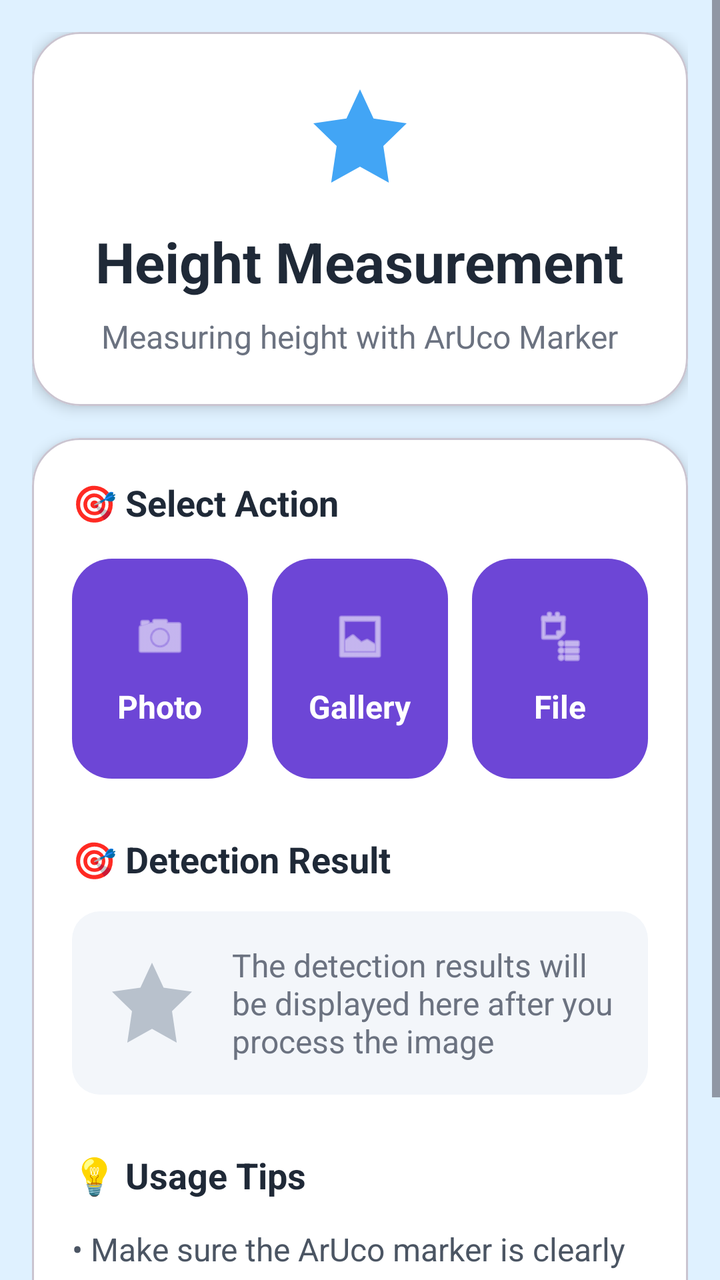
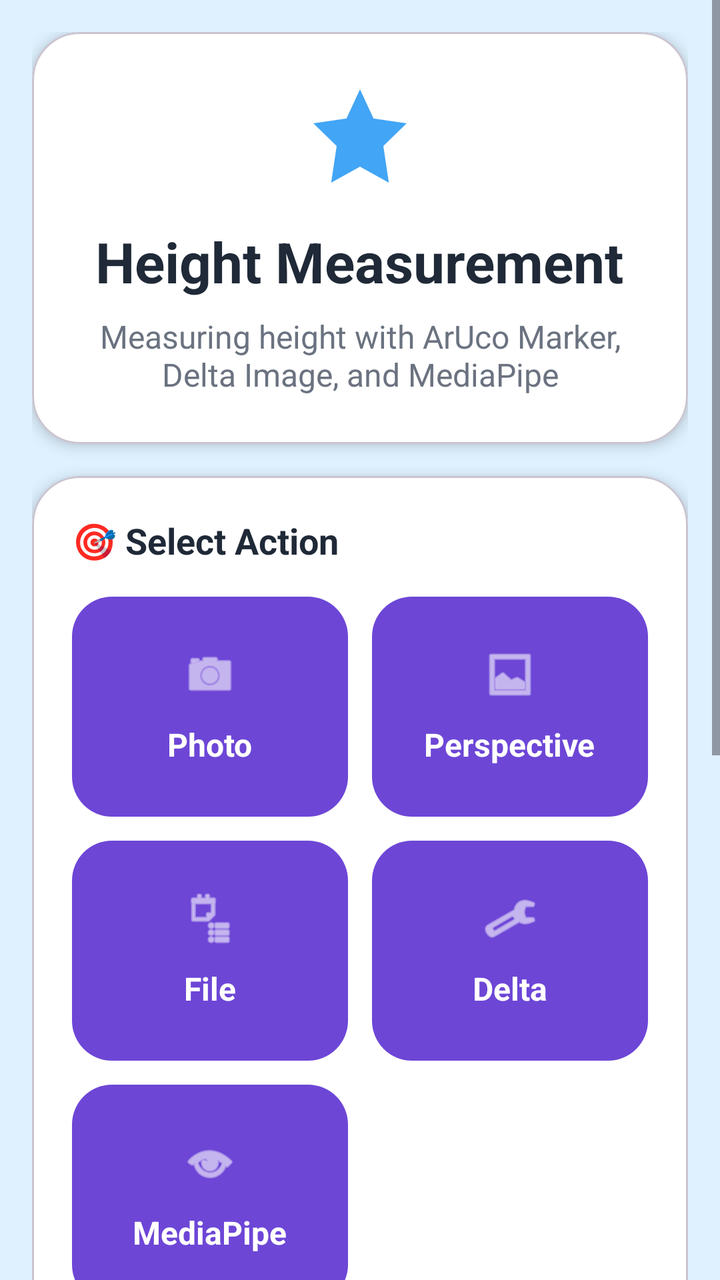

Two renders of the same Android screen: before a commit and after it. Below are the layout's source before the change and the commit's diff.
<!-- AndroidManifest.xml: application theme Theme.HeightMeasurement -->
<!-- res/layout/activity_main.xml -->
<?xml version="1.0" encoding="utf-8"?>
<ScrollView xmlns:android="http://schemas.android.com/apk/res/android"
    xmlns:app="http://schemas.android.com/apk/res-auto"
    xmlns:tools="http://schemas.android.com/tools"
    android:id="@+id/main"
    android:layout_width="match_parent"
    android:layout_height="match_parent"
    android:background="#DFF1FF"
    tools:context=".MainActivity">

    <LinearLayout
        android:layout_width="match_parent"
        android:layout_height="wrap_content"
        android:orientation="vertical"
        android:padding="16dp">

        <com.google.android.material.card.MaterialCardView
            android:layout_width="match_parent"
            android:layout_height="wrap_content"
            android:layout_marginBottom="16dp"
            app:cardBackgroundColor="#FFFFFF"
            app:cardCornerRadius="24dp"
            app:cardElevation="4dp">

            <LinearLayout
                android:layout_width="match_parent"
                android:layout_height="wrap_content"
                android:gravity="center"
                android:orientation="vertical"
                android:padding="24dp">

                <ImageView
                    android:layout_width="56dp"
                    android:layout_height="56dp"
                    android:contentDescription="Icon"
                    android:src="@drawable/ic_star_blue" />

                <TextView
                    android:layout_width="wrap_content"
                    android:layout_height="wrap_content"
                    android:layout_marginTop="16dp"
                    android:text="Height Measurement"
                    android:textColor="#1F2937"
                    android:textSize="28sp"
                    android:textStyle="bold" />

                <TextView
                    android:layout_width="wrap_content"
                    android:layout_height="wrap_content"
                    android:layout_marginTop="8dp"
                    android:text="Measuring height with ArUco Marker"
                    android:textColor="#6B7280"
                    android:textSize="16sp" />
            </LinearLayout>
        </com.google.android.material.card.MaterialCardView>

        <com.google.android.material.card.MaterialCardView
            android:layout_width="match_parent"
            android:layout_height="wrap_content"
            app:cardBackgroundColor="#FFFFFF"
            app:cardCornerRadius="24dp"
            app:cardElevation="4dp">

            <LinearLayout
                android:layout_width="match_parent"
                android:layout_height="wrap_content"
                android:orientation="vertical"
                android:padding="20dp">

                <TextView
                    android:layout_width="wrap_content"
                    android:layout_height="wrap_content"
                    android:text="🎯 Select Action"
                    android:textColor="#1F2937"
                    android:textSize="18sp"
                    android:textStyle="bold" />

                <LinearLayout
                    android:layout_width="match_parent"
                    android:layout_height="wrap_content"
                    android:layout_marginTop="16dp"
                    android:gravity="center"
                    android:orientation="horizontal"
                    android:weightSum="3">

                    <LinearLayout
                        android:id="@+id/btnPhoto"
                        android:layout_width="0dp"
                        android:layout_height="110dp"
                        android:layout_weight="1"
                        android:layout_marginEnd="8dp"
                        android:background="@drawable/bg_action_button"
                        android:clickable="true"
                        android:focusable="true"
                        android:gravity="center"
                        android:orientation="vertical"
                        android:padding="12dp">

                        <ImageView
                            android:layout_width="28dp"
                            android:layout_height="28dp"
                            android:contentDescription="Photo"
                            android:src="@android:drawable/ic_menu_camera"
                            android:tint="#FFFFFF" />

                        <TextView
                            android:layout_width="wrap_content"
                            android:layout_height="wrap_content"
                            android:layout_marginTop="10dp"
                            android:text="Photo"
                            android:textColor="#FFFFFF"
                            android:textSize="16sp"
                            android:textStyle="bold" />
                    </LinearLayout>

                    <LinearLayout
                        android:id="@+id/btnGallery"
                        android:layout_width="0dp"
                        android:layout_height="110dp"
                        android:layout_weight="1"
                        android:layout_marginHorizontal="4dp"
                        android:background="@drawable/bg_action_button"
                        android:clickable="true"
                        android:focusable="true"
                        android:gravity="center"
                        android:orientation="vertical"
                        android:padding="12dp">

                        <ImageView
                            android:layout_width="28dp"
                            android:layout_height="28dp"
                            android:contentDescription="Gallery"
                            android:src="@android:drawable/ic_menu_gallery"
                            android:tint="#FFFFFF" />

                        <TextView
                            android:layout_width="wrap_content"
                            android:layout_height="wrap_content"
                            android:layout_marginTop="10dp"
                            android:text="Gallery"
                            android:textColor="#FFFFFF"
                            android:textSize="16sp"
                            android:textStyle="bold" />
                    </LinearLayout>

                    <LinearLayout
                        android:id="@+id/btnFile"
                        android:layout_width="0dp"
                        android:layout_height="110dp"
                        android:layout_weight="1"
                        android:layout_marginStart="8dp"
                        android:background="@drawable/bg_action_button"
                        android:clickable="true"
                        android:focusable="true"
                        android:gravity="center"
                        android:orientation="vertical"
                        android:padding="12dp">

                        <ImageView
                            android:layout_width="28dp"
                            android:layout_height="28dp"
                            android:contentDescription="File"
                            android:src="@android:drawable/ic_menu_agenda"
                            android:tint="#FFFFFF" />

                        <TextView
                            android:layout_width="wrap_content"
                            android:layout_height="wrap_content"
                            android:layout_marginTop="10dp"
                            android:text="File"
                            android:textColor="#FFFFFF"
                            android:textSize="16sp"
                            android:textStyle="bold" />
                    </LinearLayout>
                </LinearLayout>

                <TextView
                    android:layout_width="wrap_content"
                    android:layout_height="wrap_content"
                    android:layout_marginTop="28dp"
                    android:text="🎯 Detection Result"
                    android:textColor="#1F2937"
                    android:textSize="18sp"
                    android:textStyle="bold" />

                <LinearLayout
                    android:id="@+id/resultBox"
                    android:layout_width="match_parent"
                    android:layout_height="wrap_content"
                    android:layout_marginTop="14dp"
                    android:background="@drawable/bg_result_box"
                    android:gravity="center_vertical"
                    android:orientation="horizontal"
                    android:padding="16dp">

                    <ImageView
                        android:layout_width="48dp"
                        android:layout_height="48dp"
                        android:contentDescription="Result"
                        android:src="@drawable/ic_star_soft" />

                    <TextView
                        android:id="@+id/tvResult"
                        android:layout_width="0dp"
                        android:layout_height="wrap_content"
                        android:layout_marginStart="16dp"
                        android:layout_weight="1"
                        android:text="The detection results will be displayed here after you process the image"
                        android:textColor="#6B7280"
                        android:textSize="16sp" />
                </LinearLayout>

                <TextView
                    android:layout_width="wrap_content"
                    android:layout_height="wrap_content"
                    android:layout_marginTop="28dp"
                    android:text="💡 Usage Tips"
                    android:textColor="#1F2937"
                    android:textSize="18sp"
                    android:textStyle="bold" />

                <TextView
                    android:layout_width="match_parent"
                    android:layout_height="wrap_content"
                    android:layout_marginTop="14dp"
                    android:lineSpacingExtra="6dp"
                    android:text="• Make sure the ArUco marker is clearly visible in the image&#10;• Use sufficient lighting&#10;• Maintain proper distance from objects"
                    android:textColor="#4B5563"
                    android:textSize="16sp" />

            </LinearLayout>
        </com.google.android.material.card.MaterialCardView>

    </LinearLayout>
</ScrollView>
<!-- resources referenced by this layout -->
<resources>
  <!-- drawable bg_action_button (drawable) -->
  <?xml version="1.0" encoding="utf-8"?>
  <shape xmlns:android="http://schemas.android.com/apk/res/android">
      <solid android:color="#6D46D6" />
      <corners android:radius="20dp" />
  </shape>
  <!-- drawable bg_result_box (drawable) -->
  <?xml version="1.0" encoding="utf-8"?>
  <shape xmlns:android="http://schemas.android.com/apk/res/android">
      <solid android:color="#F3F6FA" />
      <corners android:radius="14dp" />
  </shape>
  <!-- drawable ic_star_blue (drawable) -->
  <vector xmlns:android="http://schemas.android.com/apk/res/android"
      android:width="64dp"
      android:height="64dp"
      android:viewportWidth="24"
      android:viewportHeight="24">
      <path
          android:fillColor="#42A5F5"
          android:pathData="M12,2l2.9,6.26L22,9.27l-5,4.87L18.18,22 12,18.56 5.82,22 7,14.14 2,9.27l7.1,-1.01L12,2z"/>
  </vector>
  <!-- drawable ic_star_soft (drawable) -->
  <vector xmlns:android="http://schemas.android.com/apk/res/android"
      android:width="48dp"
      android:height="48dp"
      android:viewportWidth="24"
      android:viewportHeight="24">
      <path
          android:fillColor="#B8C1CC"
          android:pathData="M12,2l2.9,6.26L22,9.27l-5,4.87L18.18,22 12,18.56 5.82,22 7,14.14 2,9.27l7.1,-1.01L12,2z"/>
  </vector>
  <style name="Theme.HeightMeasurement" parent="Base.Theme.HeightMeasurement" />
  <style name="Base.Theme.HeightMeasurement" parent="Theme.Material3.DayNight.NoActionBar">
          
          
      </style>
</resources>

<!-- the commit's change to res/layout/activity_main.xml (unified diff, before → after) -->
@@ -48,7 +48,8 @@
                     android:layout_width="wrap_content"
                     android:layout_height="wrap_content"
                     android:layout_marginTop="8dp"
-                    android:text="Measuring height with ArUco Marker"
+                    android:gravity="center"
+                    android:text="Measuring height with ArUco Marker, Delta Image, and MediaPipe"
                     android:textColor="#6B7280"
                     android:textSize="16sp" />
             </LinearLayout>
@@ -79,99 +80,196 @@
                     android:layout_width="match_parent"
                     android:layout_height="wrap_content"
                     android:layout_marginTop="16dp"
-                    android:gravity="center"
-                    android:orientation="horizontal"
-                    android:weightSum="3">
-
+                    android:orientation="vertical">
+
+                    
                     <LinearLayout
-                        android:id="@+id/btnPhoto"
-                        android:layout_width="0dp"
-                        android:layout_height="110dp"
-                        android:layout_weight="1"
-                        android:layout_marginEnd="8dp"
-                        android:background="@drawable/bg_action_button"
-                        android:clickable="true"
-                        android:focusable="true"
+                        android:layout_width="match_parent"
+                        android:layout_height="wrap_content"
                         android:gravity="center"
-                        android:orientation="vertical"
-                        android:padding="12dp">
-
-                        <ImageView
-                            android:layout_width="28dp"
-                            android:layout_height="28dp"
-                            android:contentDescription="Photo"
-                            android:src="@android:drawable/ic_menu_camera"
-                            android:tint="#FFFFFF" />
-
-                        <TextView
-                            android:layout_width="wrap_content"
-                            android:layout_height="wrap_content"
-                            android:layout_marginTop="10dp"
-                            android:text="Photo"
-                            android:textColor="#FFFFFF"
-                            android:textSize="16sp"
-                            android:textStyle="bold" />
+                        android:orientation="horizontal"
+                        android:weightSum="2">
+
+                        <LinearLayout
+                            android:id="@+id/btnPhoto"
+                            android:layout_width="0dp"
+                            android:layout_height="110dp"
+                            android:layout_marginEnd="6dp"
+                            android:layout_weight="1"
+                            android:background="@drawable/bg_action_button"
+                            android:clickable="true"
+                            android:focusable="true"
+                            android:gravity="center"
+                            android:orientation="vertical"
+                            android:padding="12dp">
+
+                            <ImageView
+                                android:layout_width="28dp"
+                                android:layout_height="28dp"
+                                android:contentDescription="Photo"
+                                android:src="@android:drawable/ic_menu_camera"
+                                app:tint="#FFFFFF" />
+
+                            <TextView
+                                android:layout_width="wrap_content"
+                                android:layout_height="wrap_content"
+                                android:layout_marginTop="10dp"
+                                android:text="Photo"
+                                android:textColor="#FFFFFF"
+                                android:textSize="16sp"
+                                android:textStyle="bold" />
+                        </LinearLayout>
+
+                        <LinearLayout
+                            android:id="@+id/btnGallery"
+                            android:layout_width="0dp"
+                            android:layout_height="110dp"
+                            android:layout_marginStart="6dp"
+                            android:layout_weight="1"
+                            android:background="@drawable/bg_action_button"
+                            android:clickable="true"
+                            android:focusable="true"
+                            android:gravity="center"
+                            android:orientation="vertical"
+                            android:padding="12dp">
+
+                            <ImageView
+                                android:layout_width="28dp"
+                                android:layout_height="28dp"
+                                android:contentDescription="Perspective"
+                                android:src="@android:drawable/ic_menu_gallery"
+                                app:tint="#FFFFFF" />
+
+                            <TextView
+                                android:layout_width="wrap_content"
+                                android:layout_height="wrap_content"
+                                android:layout_marginTop="10dp"
+                                android:text="Perspective"
+                                android:textColor="#FFFFFF"
+                                android:textSize="16sp"
+                                android:textStyle="bold" />
+                        </LinearLayout>
+
                     </LinearLayout>
 
+                    
                     <LinearLayout
-                        android:id="@+id/btnGallery"
-                        android:layout_width="0dp"
-                        android:layout_height="110dp"
-                        android:layout_weight="1"
-                        android:layout_marginHorizontal="4dp"
-                        android:background="@drawable/bg_action_button"
-                        android:clickable="true"
-                        android:focusable="true"
+                        android:layout_width="match_parent"
+                        android:layout_height="wrap_content"
+                        android:layout_marginTop="12dp"
                         android:gravity="center"
-                        android:orientation="vertical"
-                        android:padding="12dp">
-
-                        <ImageView
-                            android:layout_width="28dp"
-                            android:layout_height="28dp"
-                            android:contentDescription="Gallery"
-                            android:src="@android:drawable/ic_menu_gallery"
-                            android:tint="#FFFFFF" />
-
-                        <TextView
-                            android:layout_width="wrap_content"
-                            android:layout_height="wrap_content"
-                            android:layout_marginTop="10dp"
-                            android:text="Gallery"
-                            android:textColor="#FFFFFF"
-                            android:textSize="16sp"
-                            android:textStyle="bold" />
+                        android:orientation="horizontal"
+                        android:weightSum="2">
+
+                        <LinearLayout
+                            android:id="@+id/btnFile"
+                            android:layout_width="0dp"
+                            android:layout_height="110dp"
+                            android:layout_marginEnd="6dp"
+                            android:layout_weight="1"
+                            android:background="@drawable/bg_action_button"
+                            android:clickable="true"
+                            android:focusable="true"
+                            android:gravity="center"
+                            android:orientation="vertical"
+                            android:padding="12dp">
+
+                            <ImageView
+                                android:layout_width="28dp"
+                                android:layout_height="28dp"
+                                android:contentDescription="File"
+                                android:src="@android:drawable/ic_menu_agenda"
+                                app:tint="#FFFFFF" />
+
+                            <TextView
+                                android:layout_width="wrap_content"
+                                android:layout_height="wrap_content"
+                                android:layout_marginTop="10dp"
+                                android:text="File"
+                                android:textColor="#FFFFFF"
+                                android:textSize="16sp"
+                                android:textStyle="bold" />
+                        </LinearLayout>
+
+                        <LinearLayout
+                            android:id="@+id/btnDelta"
+                            android:layout_width="0dp"
+                            android:layout_height="110dp"
+                            android:layout_marginStart="6dp"
+                            android:layout_weight="1"
+                            android:background="@drawable/bg_action_button"
+                            android:clickable="true"
+                            android:focusable="true"
+                            android:gravity="center"
+                            android:orientation="vertical"
+                            android:padding="12dp">
+
+                            <ImageView
+                                android:layout_width="28dp"
+                                android:layout_height="28dp"
+                                android:contentDescription="Delta"
+                                android:src="@android:drawable/ic_menu_manage"
+                                app:tint="#FFFFFF" />
+
+                            <TextView
+                                android:layout_width="wrap_content"
+                                android:layout_height="wrap_content"
+                                android:layout_marginTop="10dp"
+                                android:text="Delta"
+                                android:textColor="#FFFFFF"
+                                android:textSize="16sp"
+                                android:textStyle="bold" />
+                        </LinearLayout>
+
                     </LinearLayout>
 
+                    
                     <LinearLayout
-                        android:id="@+id/btnFile"
-                        android:layout_width="0dp"
-                        android:layout_height="110dp"
-                        android:layout_weight="1"
-                        android:layout_marginStart="8dp"
-                        android:background="@drawable/bg_action_button"
-                        android:clickable="true"
-                        android:focusable="true"
+                        android:layout_width="match_parent"
+                        android:layout_height="wrap_content"
+                        android:layout_marginTop="12dp"
                         android:gravity="center"
-                        android:orientation="vertical"
-                        android:padding="12dp">
-
-                        <ImageView
-                            android:layout_width="28dp"
-                            android:layout_height="28dp"
-                            android:contentDescription="File"
-                            android:src="@android:drawable/ic_menu_agenda"
-                            android:tint="#FFFFFF" />
-
-                        <TextView
-                            android:layout_width="wrap_content"
-                            android:layout_height="wrap_content"
-                            android:layout_marginTop="10dp"
-                            android:text="File"
-                            android:textColor="#FFFFFF"
-                            android:textSize="16sp"
-                            android:textStyle="bold" />
+                        android:orientation="horizontal"
+                        android:weightSum="2">
+
+                        <LinearLayout
+                            android:id="@+id/btnMediaPipe"
+                            android:layout_width="0dp"
+                            android:layout_height="110dp"
+                            android:layout_marginEnd="6dp"
+                            android:layout_weight="1"
+                            android:background="@drawable/bg_action_button"
+                            android:clickable="true"
+                            android:focusable="true"
+                            android:gravity="center"
+                            android:orientation="vertical"
+                            android:padding="12dp">
+
+                            <ImageView
+                                android:layout_width="28dp"
+                                android:layout_height="28dp"
+                                android:contentDescription="MediaPipe"
+                                android:src="@android:drawable/ic_menu_view"
+                                app:tint="#FFFFFF" />
+
+                            <TextView
+                                android:layout_width="wrap_content"
+                                android:layout_height="wrap_content"
+                                android:layout_marginTop="10dp"
+                                android:text="MediaPipe"
+                                android:textColor="#FFFFFF"
+                                android:textSize="16sp"
+                                android:textStyle="bold" />
+                        </LinearLayout>
+
+                        <Space
+                            android:layout_width="0dp"
+                            android:layout_height="110dp"
+                            android:layout_marginStart="6dp"
+                            android:layout_weight="1" />
+
                     </LinearLayout>
+
                 </LinearLayout>
 
                 <TextView
@@ -224,7 +322,7 @@
                     android:layout_height="wrap_content"
                     android:layout_marginTop="14dp"
                     android:lineSpacingExtra="6dp"
-                    android:text="• Make sure the ArUco marker is clearly visible in the image&#10;• Use sufficient lighting&#10;• Maintain proper distance from objects"
+                    android:text="• Use ArUco for marker method&#10;• Use Delta for background subtraction method&#10;• Use MediaPipe for pose landmark detection&#10;• For Delta, choose background photo first, then person photo"
                     android:textColor="#4B5563"
                     android:textSize="16sp" />
 
